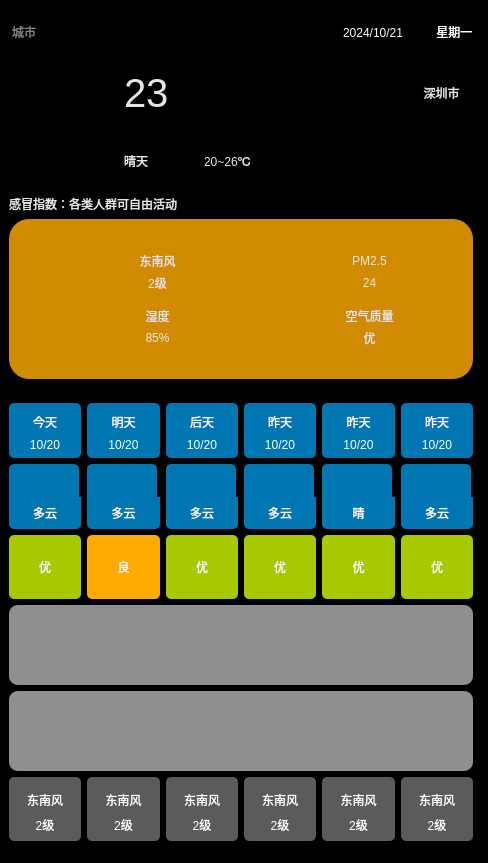
Qt form widget.ui (spikeedjet/reportWeather) before a commit.
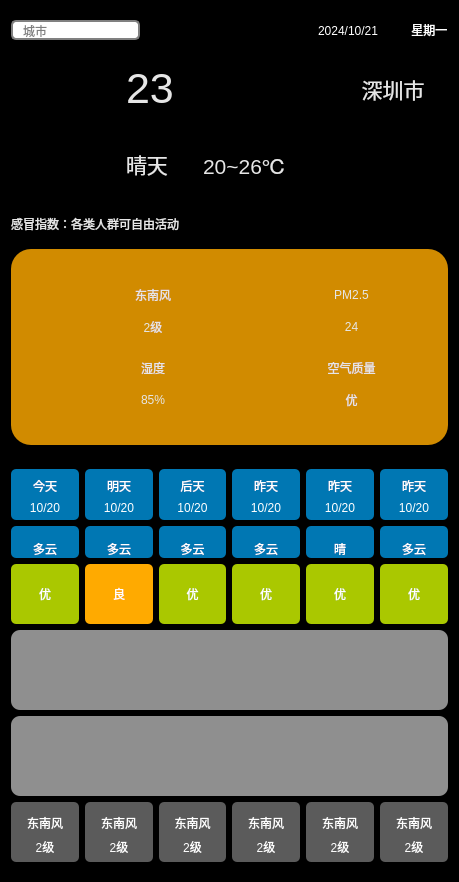
The same form after that commit. Icons and pictures are not drawn.

```diff
--- a/widget.ui
+++ b/widget.ui
@@ -6,8 +6,8 @@
    <rect>
     <x>0</x>
     <y>0</y>
-    <width>488</width>
-    <height>863</height>
+    <width>459</width>
+    <height>882</height>
    </rect>
   </property>
   <property name="windowTitle">
@@ -16,16 +16,7 @@
   <property name="styleSheet">
    <string notr="true">background-color: rgb(0, 0, 0);</string>
   </property>
-  <widget class="QWidget" name="layoutWidget">
-   <property name="geometry">
-    <rect>
-     <x>9</x>
-     <y>9</y>
-     <width>464</width>
-     <height>841</height>
-    </rect>
-   </property>
-   <layout class="QVBoxLayout" name="verticalLayout_25" stretch="1,2,3,10">
+  <layout class="QVBoxLayout" name="verticalLayout_25">
     <item>
      <widget class="QWidget" name="widget01" native="true">
       <property name="styleSheet">
@@ -44,14 +35,14 @@
        <item>
         <widget class="QLineEdit" name="lineEditCity">
          <property name="styleSheet">
-          <string notr="true"> QLineEdit {
-     border: 2px solid gray;
-     border-radius: 5px;
-     padding: 0 8px;
-     background: white;
-     selection-background-color: darkgray;
- }
-color: white;</string>
+         <string notr="true">border: 2px solid gray;
+border-radius: 5px;
+padding: 0 8px;
+background: white;
+selection-background-color: darkgray;
+color: rgb(0, 0, 0);
+ 
+</string>
          </property>
          <property name="text">
           <string/>
@@ -148,18 +139,13 @@
        </item>
        <item>
         <layout class="QGridLayout" name="gridLayout_2">
-         <item row="1" column="0">
-          <widget class="QLabel" name="labelWeatherType">
-           <property name="styleSheet">
-            <string notr="true">color: rgb(230, 230, 230);</string>
-           </property>
-           <property name="text">
-            <string>晴天</string>
-           </property>
-          </widget>
-         </item>
-         <item row="0" column="3">
+        <item row="0" column="4">
           <widget class="QLabel" name="labelCity">
+          <property name="font">
+           <font>
+            <pointsize>16</pointsize>
+           </font>
+          </property>
            <property name="styleSheet">
             <string notr="true">color: rgb(230, 230, 230);</string>
            </property>
@@ -173,6 +159,11 @@
          </item>
          <item row="1" column="2">
           <widget class="QLabel" name="labelTempRange">
+          <property name="font">
+           <font>
+            <pointsize>16</pointsize>
+           </font>
+          </property>
            <property name="styleSheet">
             <string notr="true">color: rgb(230, 230, 230);</string>
            </property>
@@ -181,11 +172,24 @@
            </property>
           </widget>
          </item>
-         <item row="0" column="0">
+        <item row="1" column="4">
+         <spacer name="horizontalSpacer">
+          <property name="orientation">
+           <enum>Qt::Horizontal</enum>
+          </property>
+          <property name="sizeHint" stdset="0">
+           <size>
+            <width>40</width>
+            <height>20</height>
+           </size>
+          </property>
+         </spacer>
+        </item>
+        <item row="0" column="0" colspan="3" alignment="Qt::AlignLeft">
           <widget class="QLabel" name="labelTemp">
            <property name="font">
             <font>
-             <pointsize>30</pointsize>
+            <pointsize>32</pointsize>
             </font>
            </property>
            <property name="styleSheet">
@@ -196,18 +200,20 @@
            </property>
           </widget>
          </item>
-         <item row="1" column="3">
-          <spacer name="horizontalSpacer">
-           <property name="orientation">
-            <enum>Qt::Horizontal</enum>
-           </property>
-           <property name="sizeHint" stdset="0">
-            <size>
-             <width>40</width>
-             <height>20</height>
-            </size>
-           </property>
-          </spacer>
+        <item row="1" column="0" colspan="2" alignment="Qt::AlignLeft">
+         <widget class="QLabel" name="labelWeatherType">
+          <property name="font">
+           <font>
+            <pointsize>16</pointsize>
+           </font>
+          </property>
+          <property name="styleSheet">
+           <string notr="true">color: rgb(230, 230, 230);</string>
+          </property>
+          <property name="text">
+           <string>晴天</string>
+          </property>
+         </widget>
          </item>
         </layout>
        </item>
@@ -786,12 +792,6 @@
                 <height>0</height>
                </size>
               </property>
-              <property name="maximumSize">
-               <size>
-                <width>70</width>
-                <height>50</height>
-               </size>
-              </property>
               <property name="styleSheet">
                <string notr="true">background-color: rgb(0, 119, 179);
 color: rgb(255, 255, 255);
@@ -839,12 +839,6 @@
             </property>
             <item>
              <widget class="QLabel" name="labelWeaPic1">
-              <property name="maximumSize">
-               <size>
-                <width>70</width>
-                <height>50</height>
-               </size>
-              </property>
               <property name="styleSheet">
                <string notr="true">background-color: rgb(0, 119, 179);
 color: rgb(255, 255, 255);
@@ -892,12 +886,6 @@
             </property>
             <item>
              <widget class="QLabel" name="labelWeaPic2">
-              <property name="maximumSize">
-               <size>
-                <width>70</width>
-                <height>50</height>
-               </size>
-              </property>
               <property name="styleSheet">
                <string notr="true">background-color: rgb(0, 119, 179);
 color: rgb(255, 255, 255);
@@ -945,12 +933,6 @@
             </property>
             <item>
              <widget class="QLabel" name="labelWeaPic3">
-              <property name="maximumSize">
-               <size>
-                <width>70</width>
-                <height>50</height>
-               </size>
-              </property>
               <property name="styleSheet">
                <string notr="true">background-color: rgb(0, 119, 179);
 color: rgb(255, 255, 255);
@@ -998,12 +980,6 @@
             </property>
             <item>
              <widget class="QLabel" name="labelWeaPic4">
-              <property name="maximumSize">
-               <size>
-                <width>70</width>
-                <height>50</height>
-               </size>
-              </property>
               <property name="styleSheet">
                <string notr="true">background-color: rgb(0, 119, 179);
 color: rgb(255, 255, 255);
@@ -1024,6 +1000,9 @@
               <property name="alignment">
                <set>Qt::AlignBottom|Qt::AlignHCenter</set>
               </property>
+             <property name="wordWrap">
+              <bool>false</bool>
+             </property>
              </widget>
             </item>
             <item>
@@ -1051,12 +1030,6 @@
             </property>
             <item>
              <widget class="QLabel" name="labelWeaPic5">
-              <property name="maximumSize">
-               <size>
-                <width>70</width>
-                <height>50</height>
-               </size>
-              </property>
               <property name="styleSheet">
                <string notr="true">background-color: rgb(0, 119, 179);
 color: rgb(255, 255, 255);
@@ -1543,23 +1516,6 @@
      </widget>
     </item>
    </layout>
-  </widget>
-  <widget class="QPushButton" name="pushButtonNewWin">
-   <property name="geometry">
-    <rect>
-     <x>550</x>
-     <y>180</y>
-     <width>75</width>
-     <height>23</height>
-    </rect>
-   </property>
-   <property name="styleSheet">
-    <string notr="true">background-color: rgb(255, 0, 255);</string>
-   </property>
-   <property name="text">
-    <string>PushButton</string>
-   </property>
-  </widget>
  </widget>
  <resources>
   <include location="res.qrc"/>
```
Left out of the diff: 6 changed lines with no effect on the pictures. Lines whose indentation alone changed are shown as unchanged.
